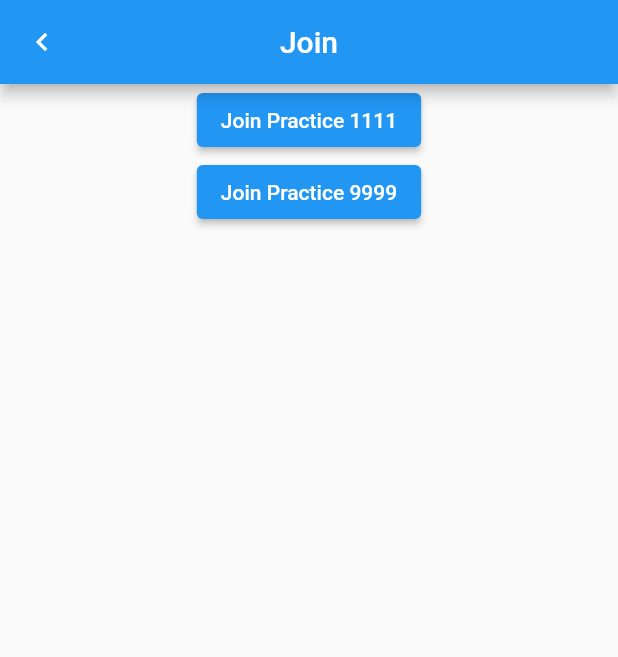
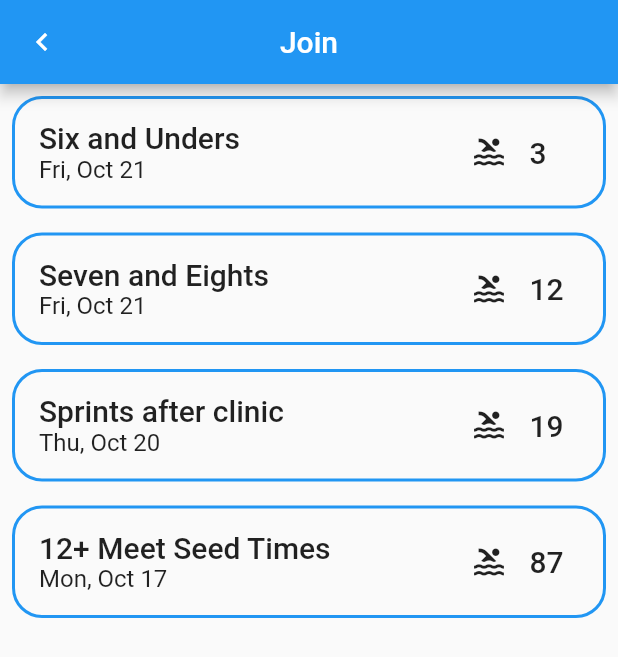
Before and after one commit to pfranz1/swim_timer, a Flutter app: the JoinPage screen opened by its route, on a phone screen of 412 x 824 dp. Shown: the top 657 px of the screen. Run offline on Flutter 3.47's test engine with Material 2 defaults, Android fonts, the phone set to English and light mode, and no system bars; our stand-ins replace equatable, firebase_core, firebase_database, flutter_bloc, go_router, rxdart and 1 more; accounts and stored records are empty.

Commit message:
improve look of join screen

```diff
--- a/lib/pages/join/join_page.dart
+++ b/lib/pages/join/join_page.dart
@@ -3,9 +3,74 @@ import 'package:flutter/material.dart';
 import 'package:flutter/src/widgets/container.dart';
 import 'package:flutter/src/widgets/framework.dart';
 import 'package:go_router/go_router.dart';
+import 'package:swim_timer/pages/join/practice_tile.dart';
 
 class JoinPage extends StatelessWidget {
-  const JoinPage({super.key});
+  JoinPage({super.key});
+
+  // TODO: Replace with backend integration
+  final List<PracticeDM> practices = [
+    PracticeDM(
+        name: "Six and Unders",
+        id: "1111",
+        numSwimmers: 3,
+        createdOn: DateTime.now()),
+    PracticeDM(
+        name: "Seven and Eights",
+        id: "2222",
+        numSwimmers: 12,
+        createdOn: DateTime.now()),
+    PracticeDM(
+        name: "Sprints after clinic",
+        id: "1333",
+        numSwimmers: 19,
+        createdOn: DateTime.now().subtract(Duration(days: 1))),
+    // PracticeDM(
+    //     name: "Sprints before clinic",
+    //     id: "4213",
+    //     numSwimmers: 19,
+    //     createdOn: DateTime.now().subtract(Duration(days: 2))),
+    PracticeDM(
+        name: "12+ Meet Seed Times",
+        id: "67556",
+        numSwimmers: 87,
+        createdOn: DateTime.now().subtract(Duration(days: 4))),
+    // PracticeDM(
+    //     name: "Six and Unders",
+    //     id: "6875",
+    //     numSwimmers: 6,
+    //     createdOn: DateTime.now().subtract(Duration(days: 4))),
+    // PracticeDM(
+    //     name: "Afternoon Practice Sprints",
+    //     id: "8582",
+    //     numSwimmers: 11,
+    //     createdOn: DateTime.now().subtract(Duration(days: 4))),
+    // PracticeDM(
+    //     name: "Morning Practice Sprints",
+    //     id: "4329",
+    //     numSwimmers: 18,
+    //     createdOn: DateTime.now().subtract(Duration(days: 4))),
+    // PracticeDM(
+    //     name: "Cork Screw Tournament",
+    //     id: "4326",
+    //     numSwimmers: 33,
+    //     createdOn: DateTime.now().subtract(Duration(days: 5))),
+    // PracticeDM(
+    //     name: "12+ Weekly Benchmark",
+    //     id: "5768",
+    //     numSwimmers: 34,
+    //     createdOn: DateTime.now().subtract(Duration(days: 5))),
+    // PracticeDM(
+    //     name: "City Meet Seed Times",
+    //     id: "5642",
+    //     numSwimmers: 50,
+    //     createdOn: DateTime.now().subtract(Duration(days: 6))),
+    // PracticeDM(
+    //     name: "Test Practice",
+    //     id: "4323",
+    //     numSwimmers: 1,
+    //     createdOn: DateTime.now().subtract(Duration(days: 8))),
+  ];
 
   @override
   Widget build(BuildContext context) {
@@ -17,23 +82,17 @@ class JoinPage extends StatelessWidget {
         centerTitle: true,
       ),
       body: Center(
-        child: Column(
-          children: [
-            ElevatedButton(
-                onPressed: () => {this.selectionHandler("/practice/1111", context)},
-                child: Text('Join Practice 1111')),
-            ElevatedButton(
-                onPressed: () => {this.selectionHandler('/practice/9999', context)},
-                child: Text('Join Practice 9999')),
-          ],
-        ),
-      ),
+          child: ListView.builder(
+        itemBuilder: (context, index) {
+          return Padding(
+            padding: const EdgeInsets.all(8.0),
+            child: PracticeTile(
+              practice: practices[index],
+            ),
+          );
+        },
+        itemCount: practices.length,
+      )),
     );
   }
-
-  void selectionHandler(String practice, BuildContext context)
-  {
-    context.go(practice);
-
-  }
 }
--- /dev/null
+++ b/lib/pages/join/practice_tile.dart
@@ -0,0 +1,80 @@
+import 'package:flutter/cupertino.dart';
+import 'package:flutter/material.dart';
+import 'package:flutter/src/widgets/container.dart';
+import 'package:flutter/src/widgets/framework.dart';
+import 'package:organization_api/organization_api.dart';
+import 'package:intl/intl.dart';
+import 'package:go_router/go_router.dart';
+
+// TODO: Remove this an use one from packages
+class PracticeDM {
+  final String name;
+  final String id;
+  final int numSwimmers;
+  final DateTime createdOn;
+
+  PracticeDM(
+      {required this.name,
+      required this.id,
+      required this.numSwimmers,
+      required this.createdOn});
+}
+
+class PracticeTile extends StatelessWidget {
+  PracticeTile({super.key, required this.practice});
+
+  final PracticeDM practice;
+
+  @override
+  Widget build(BuildContext context) {
+    return InkWell(
+      onTap: () {
+        context.go('/practice/${practice.id}');
+      },
+      borderRadius: BorderRadius.all(Radius.circular(20)),
+      child: Container(
+        constraints: BoxConstraints(minHeight: 75),
+        decoration: BoxDecoration(
+            borderRadius: BorderRadius.all(Radius.circular(20)),
+            border: Border.all(
+                color: Theme.of(context).colorScheme.primary, width: 2.0)),
+        child: Padding(
+          padding: const EdgeInsets.symmetric(horizontal: 16.0, vertical: 8.0),
+          child: Row(
+            children: [
+              Expanded(
+                  flex: 4,
+                  child: Column(
+                    crossAxisAlignment: CrossAxisAlignment.start,
+                    children: [
+                      Text(
+                        practice.name,
+                        style: Theme.of(context).textTheme.titleLarge,
+                      ),
+                      Text(
+                        DateFormat.MMMEd().format(practice.createdOn),
+                        style: Theme.of(context).textTheme.titleMedium,
+                      ),
+                    ],
+                  )),
+              Expanded(
+                  flex: 1,
+                  child: Row(
+                    children: [
+                      Icon(Icons.pool_outlined),
+                      SizedBox(
+                        width: 15,
+                      ),
+                      Text(
+                        practice.numSwimmers.toString(),
+                        style: Theme.of(context).textTheme.titleLarge,
+                      ),
+                    ],
+                  )),
+            ],
+          ),
+        ),
+      ),
+    );
+  }
+}
--- a/lib/routing_information.dart
+++ b/lib/routing_information.dart
@@ -25,7 +25,7 @@ class RoutingInformation {
     // Join
     GoRoute(
         path: '/join',
-        pageBuilder: makeBottomSlideUpTransition(child: const JoinPage())),
+        pageBuilder: makeBottomSlideUpTransition(child: JoinPage())),
 
     // Create
     GoRoute(
```
